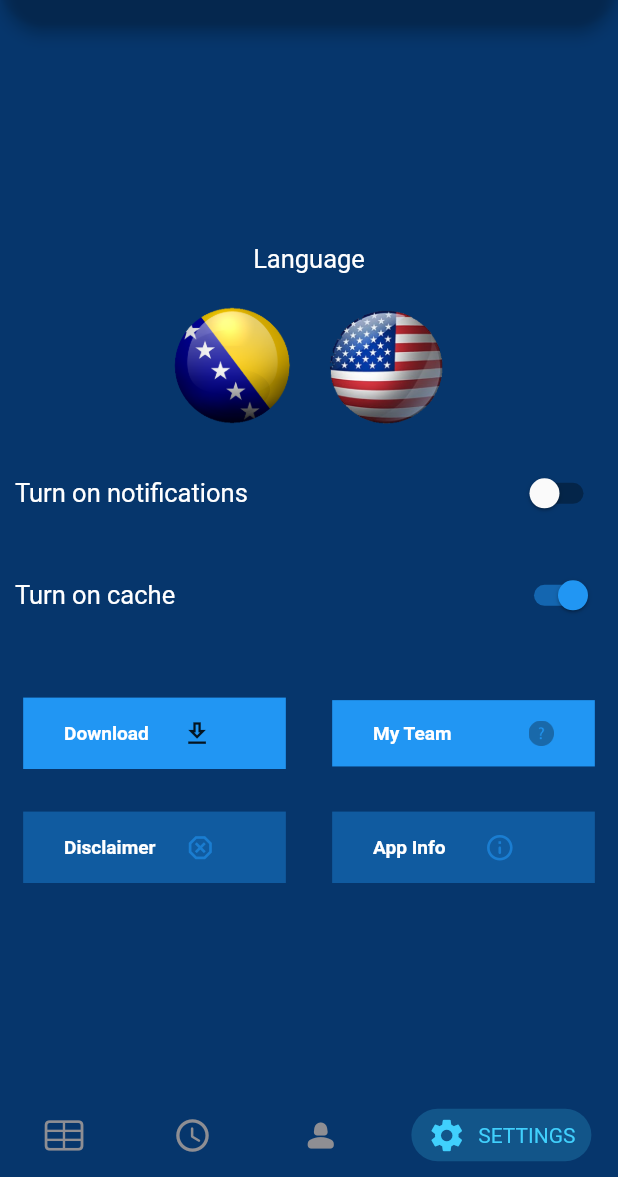
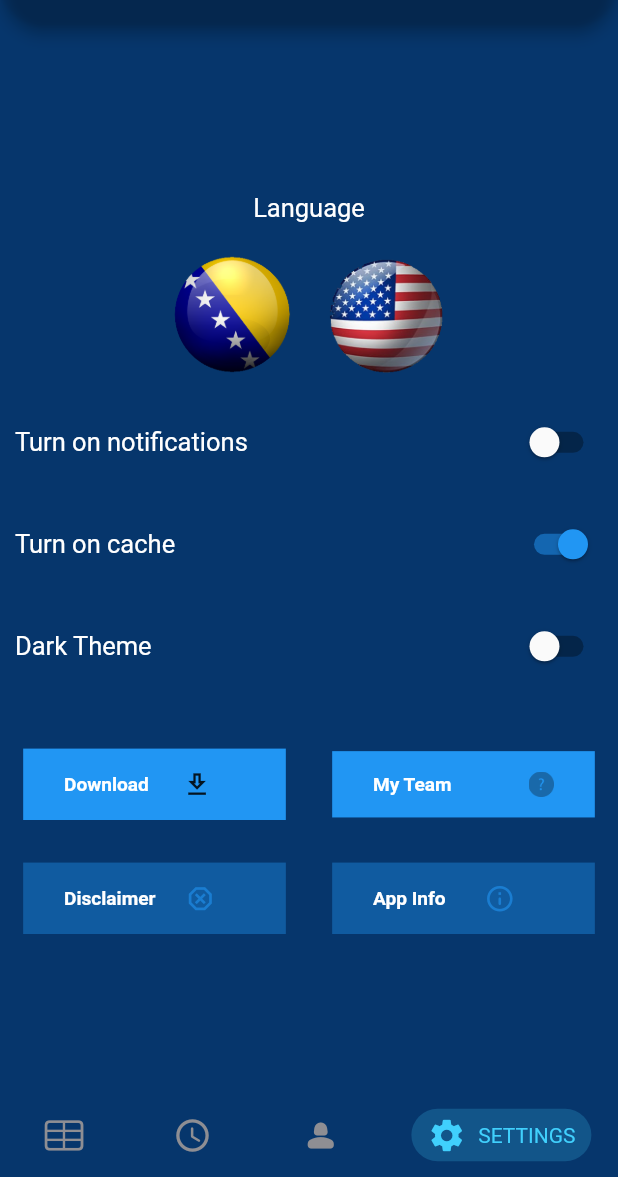
Before and after one commit to nekonikoban/a2_liga_flutter, a Flutter app: the screen it shows after launch, item 4 of the bottom bar chosen, on a phone screen of 412 x 824 dp, the part 59-1236 px from its top. Run offline on Flutter 3.47's test engine with Material 2 defaults, Android fonts, the light colour scheme and no system bars; drawn by our look-alikes of oktoast, persistent_bottom_nav_bar; our stand-ins replace awesome_notifications, connectivity_plus, dio, easy_localization, loading_animation_widget, package_info_plus and 1 more; missing offline and left inert: share_files_and_screenshot_widgets; network calls fail; Roboto replaces fonts that are missing (Montserrat); statements that could not run were skipped.

Commit message:
Dark Theme
# Implemented dark theme for users in settings.d
#TODO Updated

```diff
--- a/assets/translations/bs-BA.json
+++ b/assets/translations/bs-BA.json
@@ -3,6 +3,8 @@
     "INSPIRED BY - UKK IUS WOLVES": "INSPIRACIJA - UKK IUS WOLVES",
     "A2 Testing Faze": "A2 Testna Faza",
     "Language": "Jezik",
+    "Next Game": "Sljedeća",
+    "Dark Theme": "Tamna Tema",
     "Making Screenshot": "Pravim Screenshot",
     "Promotion": "Promocija",
     "Play-off": "Play-off",
--- a/assets/translations/bs.json
+++ b/assets/translations/bs.json
@@ -3,6 +3,8 @@
     "INSPIRED BY - UKK IUS WOLVES": "INSPIRACIJA - UKK IUS WOLVES",
     "A2 Testing Faze": "A2 Testna Faza",
     "Language": "Jezik",
+    "Next Game": "Sljedeća",
+    "Dark Theme": "Tamna Tema",
     "Making Screenshot": "Pravim Screenshot",
     "Promotion": "Promocija",
     "Play-off": "Play-off",
--- a/assets/translations/en-US.json
+++ b/assets/translations/en-US.json
@@ -3,6 +3,8 @@
     "INSPIRED BY - UKK IUS WOLVES": "INSPIRED BY - UKK IUS WOLVES",
     "A2 Testing Faze": "A2 Testing Faze",
     "Language": "Language",
+    "Next Game": "Next Game",
+    "Dark Theme": "Dark Theme",
     "Making Screenshot": "Making Screenshot",
     "Promotion": "Promotion",
     "Play-off": "Play-off",
--- a/assets/translations/en.json
+++ b/assets/translations/en.json
@@ -3,6 +3,8 @@
     "INSPIRED BY - UKK IUS WOLVES": "INSPIRED BY - UKK IUS WOLVES",
     "A2 Testing Faze": "A2 Testing Faze",
     "Language": "Language",
+    "Next Game": "Next Game",
+    "Dark Theme": "Dark Theme",
     "Making Screenshot": "Making Screenshot",
     "Promotion": "Promotion",
     "Play-off": "Play-off",
--- a/lib/_global_data.dart
+++ b/lib/_global_data.dart
@@ -1,23 +1,55 @@
 import 'package:flutter/material.dart';
+import 'package:shared_preferences/shared_preferences.dart';
 
 class GlobalData extends ChangeNotifier {
   //SINGLETON
   static final GlobalData _instance = GlobalData._internal();
 
-  factory GlobalData() => _instance;
+  factory GlobalData() {
+    _instance._loadMainThemeColor(); // LOAD CANVAS COLOR IN CONSTRUCTOR
+    return _instance;
+  }
 
   GlobalData._internal();
 
+  Color _mainThemeColor = const Color.fromARGB(255, 6, 54, 108);
+  final mainThemeColorCode = '4278597228';
+  static const String _mainThemeColorKey = 'canvasColor';
   String _appInfo = '';
   String _downloadLink = '';
   bool _isConnected = false;
   double _refreshRate = 1.0;
   String _teamData = '';
 
+  Color get mainThemeColor => _mainThemeColor;
   String get appInfo => _appInfo;
   bool get isConnected => _isConnected;
   double get refreshRate => _refreshRate;
   String get teamData => _teamData;
+
+  set mainThemeColor(Color value) {
+    _mainThemeColor = value;
+    saveMainThemeColor(value);
+    notifyListeners();
+  }
+
+  Future<void> saveMainThemeColor(Color value) async {
+    final prefs = await SharedPreferences.getInstance();
+    await prefs.setInt(_mainThemeColorKey, value.value);
+  }
+
+  Future<void> _loadMainThemeColor() async {
+    final prefs = await SharedPreferences.getInstance();
+    final colorValue = prefs.getInt(_mainThemeColorKey);
+    if (colorValue != null) {
+      _mainThemeColor = Color(colorValue);
+      notifyListeners();
+    }
+  }
+
+  /* void _restartApp() {
+    SystemChannels.platform.invokeMethod<void>('SystemNavigator.pop', true);
+  } */
 
   void updateAppInfo(appInfo) {
     _appInfo = appInfo;
--- a/lib/_globals.dart
+++ b/lib/_globals.dart
@@ -36,6 +36,8 @@ class Globals extends ChangeNotifier {
     return packageInfo;
   }
 
+  Color darkThemeColor = const Color.fromARGB(255, 32, 32, 32);
+  Color mainThemeColor = const Color.fromARGB(255, 6, 54, 108);
   final dateToday = DateUtils.dateOnly(DateTime.now());
   final appReleasesURL = 'https://a2-liga.vercel.app/';
   final httpClient = Dio();
@@ -285,6 +287,11 @@ class Globals extends ChangeNotifier {
       default:
         return false;
     }
+  }
+
+  Future clearCacheByKey(String key) async {
+    final prefs = await SharedPreferences.getInstance();
+    prefs.remove(key);
   }
 
   printingAllPreferencesKeys() async {
--- a/lib/main.dart
+++ b/lib/main.dart
@@ -61,11 +61,11 @@ class MyApp extends StatelessWidget {
         localizationsDelegates: context.localizationDelegates,
         supportedLocales: context.supportedLocales,
         locale: context.locale,
-        title: 'A2 Testing Faze',
+        title: 'A2Minimized',
         theme: ThemeData(
-          canvasColor: const Color.fromARGB(255, 6, 54, 108),
+          canvasColor: Provider.of<GlobalData>(context).mainThemeColor,
         ),
-        home: const SplashScreen()); /* const MyHomePage(title: '')); */
+        home: const SplashScreen());
   }
 }
 
@@ -74,11 +74,6 @@ class MyHomePage extends StatefulWidget {
   const MyHomePage(
       {Key? key, required this.globalDataStream, required this.title})
       : super(key: key);
-
-  // This class is the configuration for the state. It holds the values (in this
-  // case the title) provided by the parent (in this case the App widget) and
-  // used by the build method of the State. Fields in a Widget subclass are
-  // always marked "final".
 
   final String title;
 
@@ -292,7 +287,8 @@ class _MyHomePageState extends State<MyHomePage> {
 
   @override
   Widget build(BuildContext context) {
-    globals.printingAllPreferencesKeys();
+    /* globals.printingAllPreferencesKeys(); */
+    /* globals.clearCache(); */
     return OKToast(
         child: Scaffold(
       appBar: globals.appBar('STATS'),
--- a/lib/settings.dart
+++ b/lib/settings.dart
@@ -41,6 +41,7 @@ class _SettingsScreenState extends State<SettingsScreen> {
 
   bool switchNotifications = false;
   bool switchCache = true;
+  bool switchTheme = false;
 
   double _sliderRefreshRateValue = 1.0;
 
@@ -68,6 +69,13 @@ class _SettingsScreenState extends State<SettingsScreen> {
     globals.getFromCacheByKey('__myteam__').then((cacheMyTeam) => {
           if (cacheMyTeam.isNotEmpty && cacheMyTeam != 'null')
             setState(() => {myTeam = cacheMyTeam})
+        });
+    //LOAD THEME SWITCH STATE
+    globals.getFromCacheByKey('canvasColor').then((myTheme) => {
+          if (myTheme.isNotEmpty &&
+              myTheme != 'null' &&
+              myTheme != widget.globalData.mainThemeColorCode)
+            setState(() => {switchTheme = true})
         });
     //INIT CLUB IMAGES
     arrayImages = globals.initTeamImages(arrayImages);
@@ -443,7 +451,6 @@ class _SettingsScreenState extends State<SettingsScreen> {
                     style: globals.elevatedBtnStyle,
                     child: Text(appData.isEmpty ? "OK".tr() : "DOWNLOAD".tr(),
                         style: TextStyle(fontFamily: globals.fontFam))),
-                globals.devider20,
               ]))),
             );
           });
@@ -525,6 +532,39 @@ class _SettingsScreenState extends State<SettingsScreen> {
                 ),
               ],
             )),
+        //DEVIDER
+        globals.devider20,
+        //THEME SWITCH
+        SizedBox(
+            width: MediaQuery.of(context).size.width - 20,
+            child: Row(
+              crossAxisAlignment: CrossAxisAlignment.center,
+              mainAxisAlignment: MainAxisAlignment.spaceBetween,
+              children: [
+                Text('Dark Theme'.tr(), style: globals.textStyleSchedule),
+                globals.devider20,
+                Switch(
+                  value: switchTheme,
+                  onChanged: (value) async {
+                    setState(() => {switchTheme = value});
+                    //IF ON, CHANGE TO DARK THEME
+                    if (switchTheme) {
+                      //SAVE TO CACHE
+                      await Provider.of<GlobalData>(context, listen: false)
+                          .saveMainThemeColor(globals.darkThemeColor);
+                      //NOTIFY LISTENER (SET STATE)
+                      widget.globalData.mainThemeColor = globals.darkThemeColor;
+                    } else {
+                      //SAVE TO CACHE
+                      await Provider.of<GlobalData>(context, listen: false)
+                          .saveMainThemeColor(globals.mainThemeColor);
+                      //NOTIFY LISTENER (SET STATE)
+                      widget.globalData.mainThemeColor = globals.mainThemeColor;
+                    }
+                  },
+                ),
+              ],
+            )),
         for (int i = 0; i < 2; i++) globals.devider20,
         //MY TEAM
         Row(
--- a/pubspec.yaml
+++ b/pubspec.yaml
@@ -17,7 +17,7 @@ publish_to: 'none' # Remove this line if you wish to publish to pub.dev
 # https://developer.apple.com/library/archive/documentation/General/Reference/InfoPlistKeyReference/Articles/CoreFoundationKeys.html
 # In Windows, build-name is used as the major, minor, and patch parts
 # of the product and file versions while build-number is used as the build suffix.
-version: 1.3.2+1
+version: 1.4.0+1
 
 environment:
   sdk: '>=2.18.5 <3.0.0'
```
Also changed, not shown: 1 other file.
